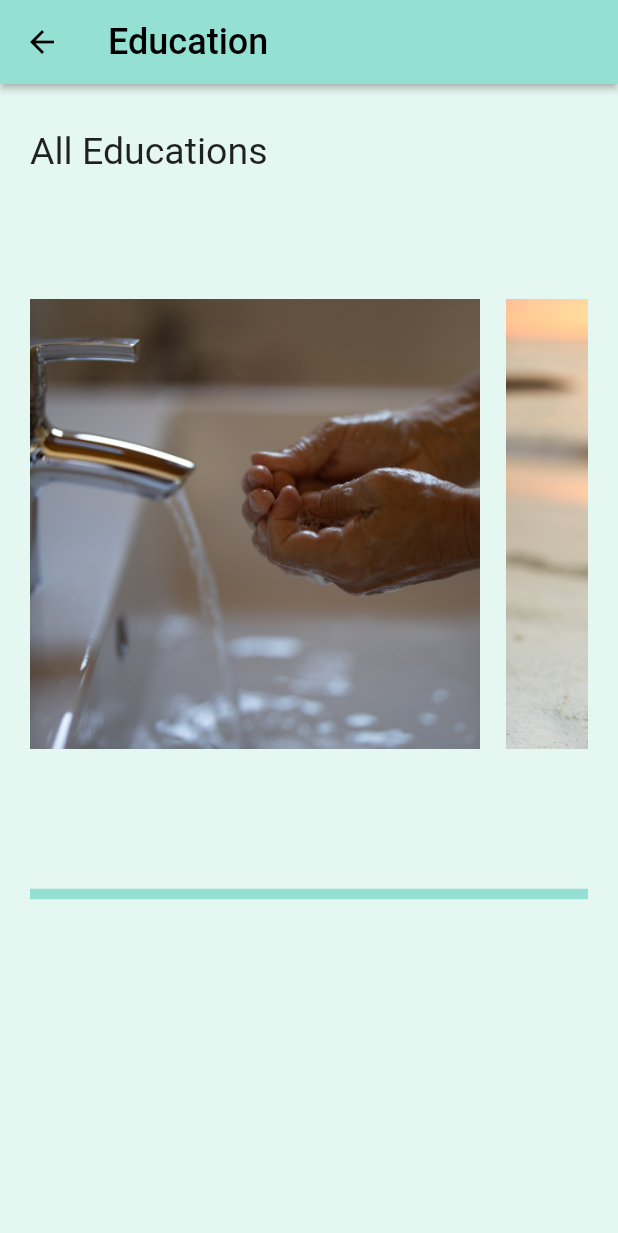
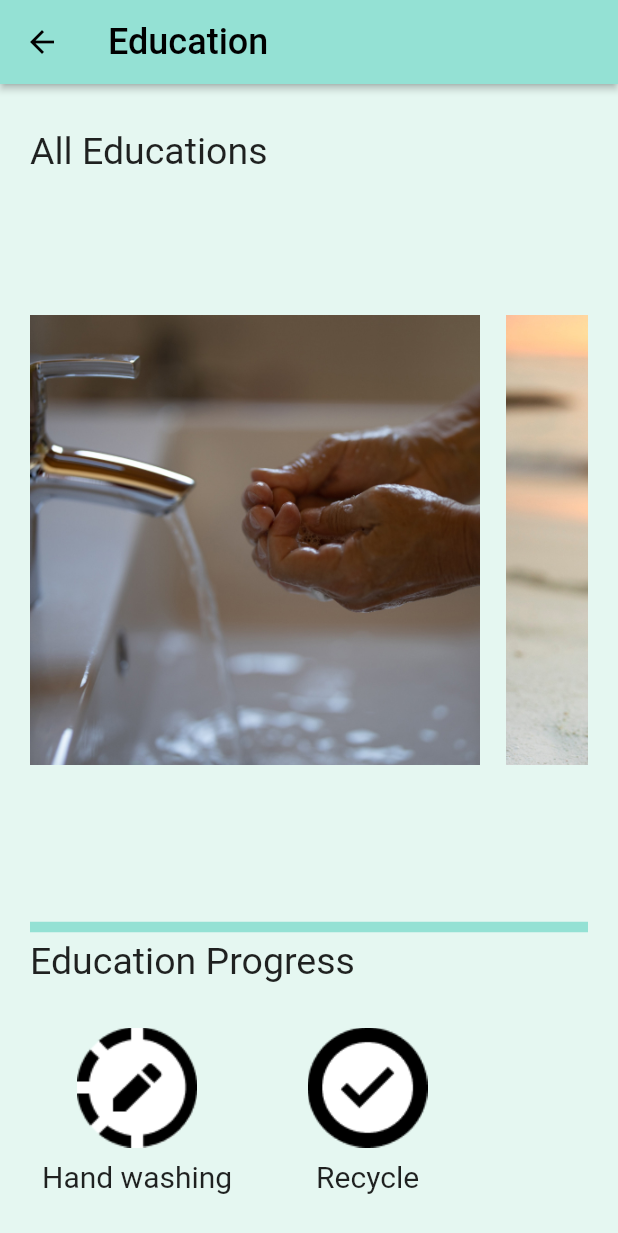
Before and after one commit to DSCHUFS/SolutionChallenge-2023-EduWithU, a Flutter app: the EducationScreen screen opened directly, on a phone screen of 412 x 824 dp. Shown: the top 1233 px of the screen. Run offline on Flutter 3.47's test engine with Material 2 defaults, Android fonts, the light colour scheme and no system bars; our stand-ins replace cloud_firestore, firebase_auth, firebase_core, get, google_sign_in, plugin_platform_interface and 1 more; missing offline and left inert: auth, firebase_core_platform_interface, mockito; accounts and stored records are empty.

Commit message:
Add Edu Progress And Modify Complete Screen

```diff
--- a/lib/screens/Edu/edu_digital_equality_complete_screen.dart
+++ b/lib/screens/Edu/edu_digital_equality_complete_screen.dart
@@ -64,7 +64,7 @@ class _EduDigitalNextScreenState extends State<EduDigitalNextScreen> {
                       ClipRRect(
                           borderRadius: BorderRadius.circular(50.0),
                           child: Image.asset(
-                            'images/ThumbsUp.png',
+                            'assets/images/ThumbsUp.png',
                             height: 250,
                             width: 250,
                           )),
--- a/lib/screens/Edu/edu_environment_complete_screen.dart
+++ b/lib/screens/Edu/edu_environment_complete_screen.dart
@@ -75,7 +75,7 @@ class _EduEnvironmentNextScreenState extends State<EduEnvironmentNextScreen> {
                         ElevatedButton.styleFrom(primary: const Color(0xFF94E1D4)),
                         child: Text('Main'),
                         onPressed: () {
-                          Navigator.pushNamed(context, '/a');
+                          Navigator.pushNamedAndRemoveUntil(context, '/a', (route) => false);
                         }),
                     const SizedBox(height: 30),
                   ],
--- a/lib/screens/Edu/edu_gender_equality_complete_screen.dart
+++ b/lib/screens/Edu/edu_gender_equality_complete_screen.dart
@@ -64,7 +64,7 @@ class _EduGenderNextScreenState extends State<EduGenderNextScreen> {
                       ClipRRect(
                           borderRadius: BorderRadius.circular(50.0),
                           child: Image.asset(
-                            'images/ThumbsUp.png',
+                            'assets/images/ThumbsUp.png',
                             height: 250,
                             width: 250,
                           )),
@@ -75,10 +75,7 @@ class _EduGenderNextScreenState extends State<EduGenderNextScreen> {
                         ElevatedButton.styleFrom(primary: const Color(0xFF94E1D4)),
                         child: Text('Main'),
                         onPressed: () {
-                          Navigator.push(
-                              context,
-                              MaterialPageRoute(
-                                  builder: (context) => EduGenderNextScreen()));
+                          Navigator.pushNamedAndRemoveUntil(context, '/a', (route) => false);
                         }),
                     const SizedBox(height: 30),
                   ],
--- a/lib/screens/Edu/edu_sanitary_complete_screen.dart
+++ b/lib/screens/Edu/edu_sanitary_complete_screen.dart
@@ -42,7 +42,7 @@ class _EduSanitaryNextScreenState extends State<EduSanitaryNextScreen> {
             child: Column(
           mainAxisAlignment: MainAxisAlignment.center,
           children: [
-            const SizedBox(height: 130),
+            const SizedBox(height: 70),
             Column(children: [
               Container(
                 margin: EdgeInsets.all(30),
@@ -64,18 +64,19 @@ class _EduSanitaryNextScreenState extends State<EduSanitaryNextScreen> {
               ClipRRect(
                   borderRadius: BorderRadius.circular(50.0),
                   child: Image.asset(
-                    'images/ThumbsUp.png',
+                    'assets/images/ThumbsUp.png',
                     height: 250,
                     width: 250,
                   )),
             ]),
             const SizedBox(height: 50),
             ElevatedButton(
-                style:
-                    ElevatedButton.styleFrom(primary: const Color(0xFF94E1D4)),
+                style: ElevatedButton.styleFrom(
+                  primary: const Color(0xFF94E1D4),
+                ),
                 child: Text('Main'),
                 onPressed: () {
-                  Navigator.pushNamed(context, '/a');
+                  Navigator.pushNamedAndRemoveUntil(context, '/a', (route) => false);
                 }),
             const SizedBox(height: 30),
           ],
--- a/lib/screens/Edu/education_screen.dart
+++ b/lib/screens/Edu/education_screen.dart
@@ -88,9 +88,68 @@ class EducationScreen extends StatelessWidget {
               thickness: 7,
               color: Color(0xFF94E1D4),
             ),
+            const Text(
+              'Education Progress',
+              style: TextStyle(fontSize: 25),
+            ),
             const SizedBox(
-              height: 200,
+              height: 30,
             ),
+            Row(
+              children: [
+                Column(
+                  children: [
+                    Image.asset(
+                      'assets/images/pencil.png',
+                      width: 80,
+                      height: 80,
+                    ),
+                    Padding(
+                      padding: const EdgeInsets.all(8.0),
+                      child: const Text(
+                        'Hand washing',
+                        style: TextStyle(fontSize: 20),
+                      ),
+                    ),
+                  ],
+                ),
+                const SizedBox(
+                  width: 40,
+                ),
+                Column(
+                  children: [
+                    Image.asset(
+                      'assets/images/check2.png',
+                      width: 80,
+                      height: 80,
+                    ),
+                    Padding(
+                      padding: const EdgeInsets.all(8.0),
+                      child: const Text(
+                        'Recycle',
+                        style: TextStyle(fontSize: 20),
+                      ),
+                    ),
+                  ],
+                ),
+                const SizedBox(
+                  width: 20,
+                ),
+                /*
+                      Column(
+                        children: [
+                          Icon(
+                            Icons.emoji_events,
+                            size: 60,
+                          ),
+                          const Text(
+                            'good quiz solve',
+                            style: TextStyle(fontSize: 15),
+                          ),
+                        ],
+                      )*/
+              ],
+            )
           ],
         ),
       ),
```
